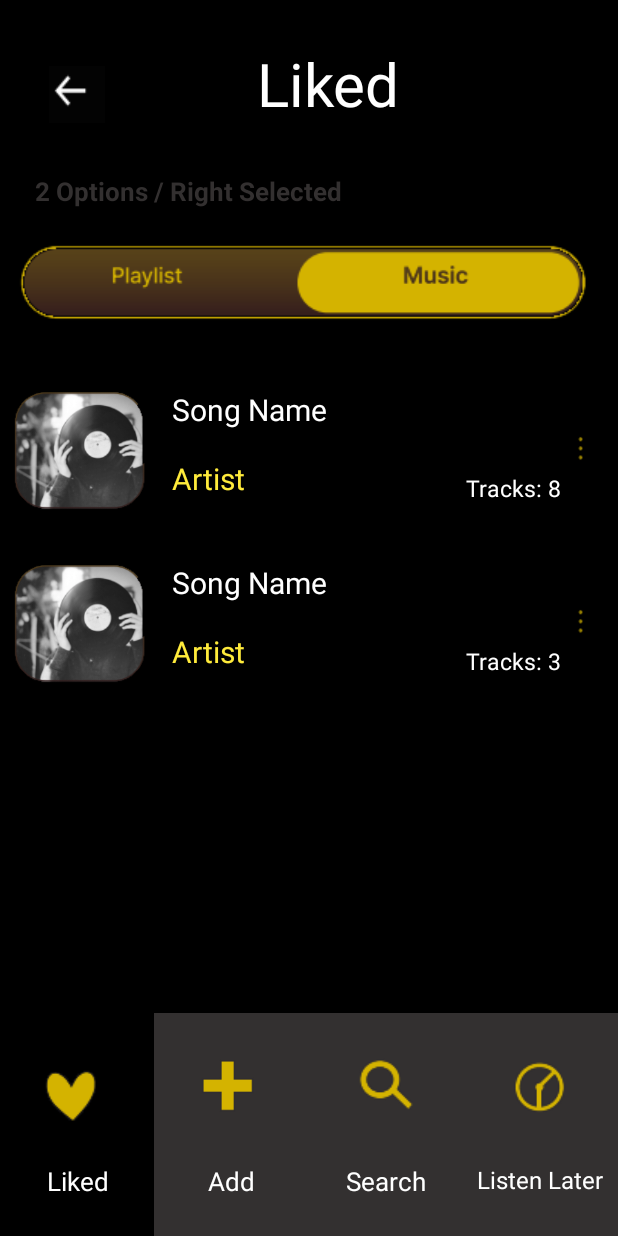
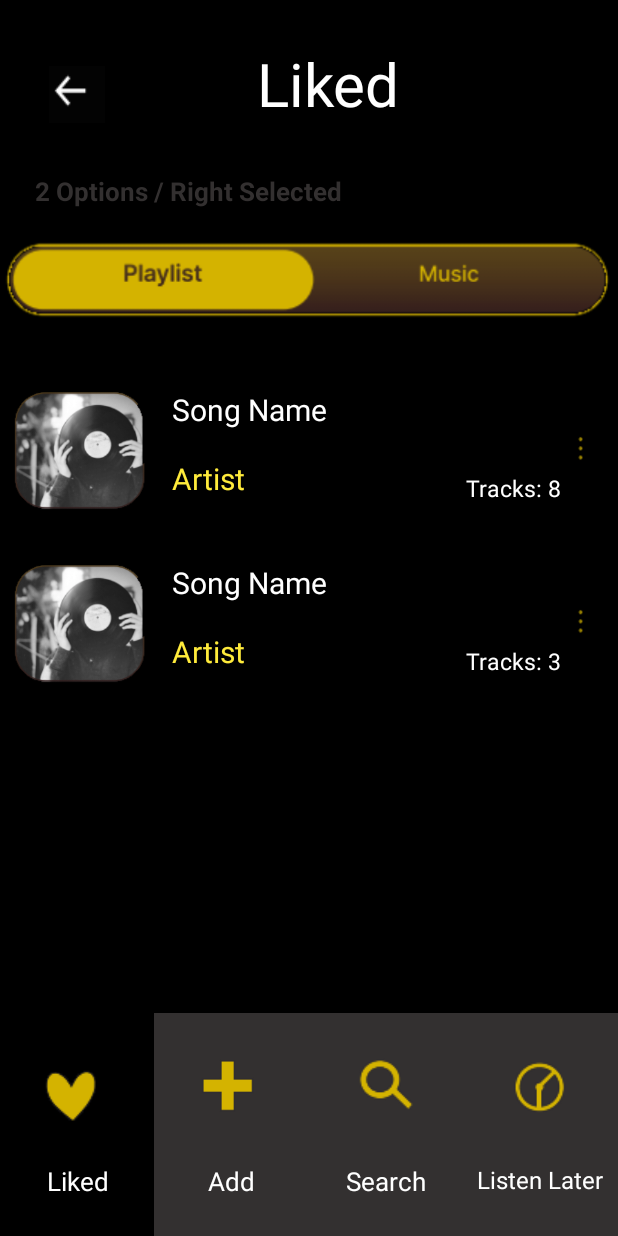
Before and after one commit to QURATT/SMD_Assignment1, an Android app: the MainActivity20 screen opened directly, with no data from a screen before it, on a phone screen of 412 x 824 dp. Run offline under Robolectric (Android 15) with nearby library versions, the phone set to English and light mode, and no system bars.

Commit message:
Musify App

```diff
--- a/app/src/main/res/layout/activity_main20.xml
+++ b/app/src/main/res/layout/activity_main20.xml
@@ -100,7 +100,8 @@
                 android:layout_width="match_parent"
                 android:layout_height="match_parent"
                 android:background="@color/black"
-                android:src="@drawable/tabwithintab"/>
+                android:scaleType="fitCenter"
+                android:src="@drawable/tabwithintab2"/>
         </LinearLayout>
 
         <LinearLayout
```
Also changed, not shown: app/src/main/res/drawable/tabwithintab2.PNG (added).
